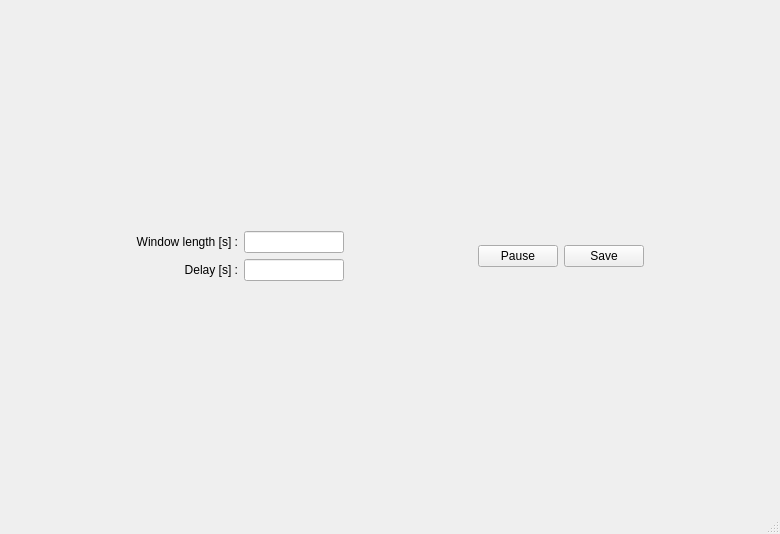
First picture: the form in autolab/core/gui/monitoring/interface.ui, repository autolab-project/autolab, before the edit.
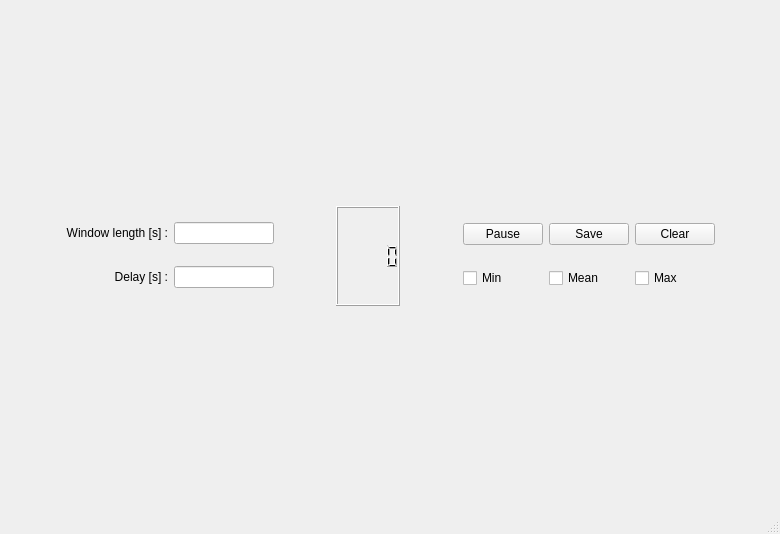
Second picture: the form after the edit.

```diff
--- a/autolab/core/gui/monitoring/interface.ui
+++ b/autolab/core/gui/monitoring/interface.ui
@@ -110,28 +110,50 @@
         </property>
         <property name="sizeHint" stdset="0">
          <size>
+          <width>20</width>
+          <height>20</height>
+         </size>
+        </property>
+       </spacer>
+      </item>
+      <item>
+       <widget class="QLCDNumber" name="dataDisplay">
+        <property name="sizePolicy">
+         <sizepolicy hsizetype="Expanding" vsizetype="Expanding">
+          <horstretch>0</horstretch>
+          <verstretch>0</verstretch>
+         </sizepolicy>
+        </property>
+        <property name="minimumSize">
+         <size>
           <width>40</width>
           <height>20</height>
          </size>
         </property>
-       </spacer>
-      </item>
-      <item>
-       <widget class="QPushButton" name="pauseButton">
-        <property name="font">
-         <font>
-          <pointsize>9</pointsize>
-         </font>
-        </property>
-        <property name="toolTip">
-         <string>Pause (or resume) monitoring</string>
-        </property>
-        <property name="text">
-         <string>Pause</string>
+        <property name="maximumSize">
+         <size>
+          <width>200</width>
+          <height>100</height>
+         </size>
         </property>
        </widget>
       </item>
       <item>
+       <spacer name="horizontalSpacer_4">
+        <property name="orientation">
+         <enum>Qt::Horizontal</enum>
+        </property>
+        <property name="sizeHint" stdset="0">
+         <size>
+          <width>20</width>
+          <height>20</height>
+         </size>
+        </property>
+       </spacer>
+      </item>
+      <item>
+       <layout class="QGridLayout" name="gridLayout">
+        <item row="0" column="1">
        <widget class="QPushButton" name="saveButton">
         <property name="font">
          <font>
@@ -145,6 +167,51 @@
          <string>Save</string>
         </property>
        </widget>
+        </item>
+        <item row="0" column="2">
+         <widget class="QPushButton" name="clearButton">
+          <property name="text">
+           <string>Clear</string>
+          </property>
+         </widget>
+        </item>
+        <item row="0" column="0">
+         <widget class="QPushButton" name="pauseButton">
+          <property name="font">
+           <font>
+            <pointsize>9</pointsize>
+           </font>
+          </property>
+          <property name="toolTip">
+           <string>Pause (or resume) monitoring</string>
+          </property>
+          <property name="text">
+           <string>Pause</string>
+          </property>
+         </widget>
+        </item>
+        <item row="1" column="2">
+         <widget class="QCheckBox" name="max_checkBox">
+          <property name="text">
+           <string>Max</string>
+          </property>
+         </widget>
+        </item>
+        <item row="1" column="0">
+         <widget class="QCheckBox" name="min_checkBox">
+          <property name="text">
+           <string>Min</string>
+          </property>
+         </widget>
+        </item>
+        <item row="1" column="1">
+         <widget class="QCheckBox" name="mean_checkBox">
+          <property name="text">
+           <string>Mean</string>
+          </property>
+         </widget>
+        </item>
+       </layout>
       </item>
       <item>
        <spacer name="horizontalSpacer_2">
```
Lines whose indentation alone changed are shown as unchanged.
